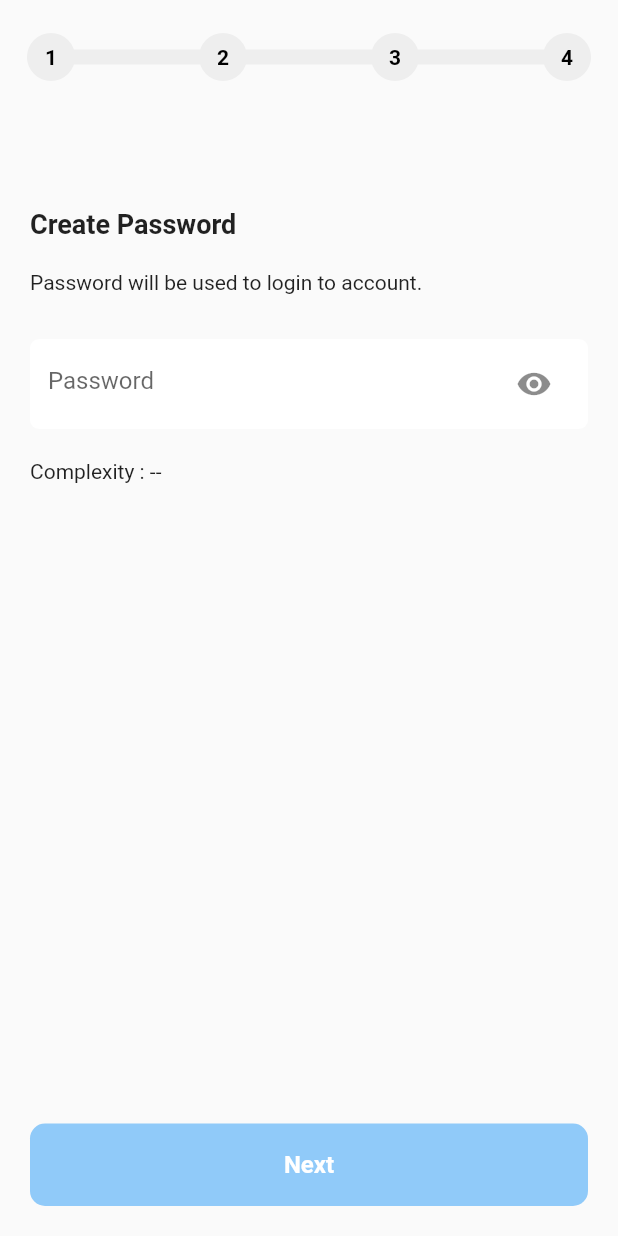
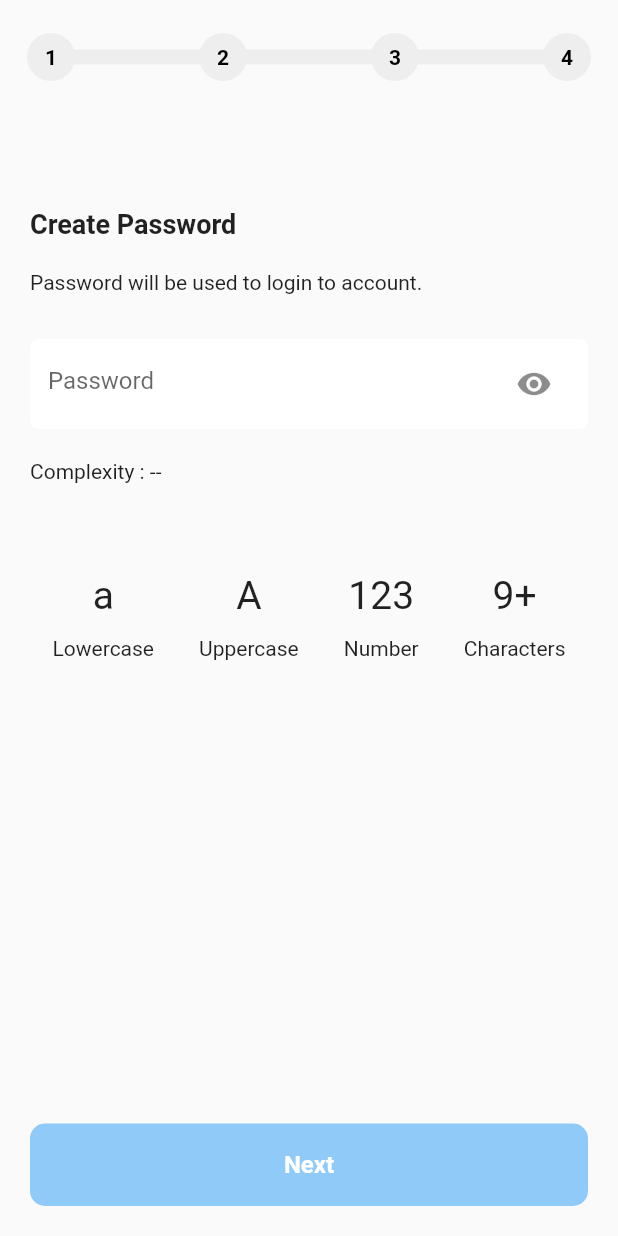
Before and after one commit to michaelrenops/gin_finans_app, a Flutter app: the screen it shows after launch, swiped to page 2, on a phone screen of 412 x 824 dp. Run offline on Flutter 3.47's test engine with Material 2 defaults, Android fonts, the phone set to English and light mode, and no system bars.

Commit message:
added password validity checker to create password view

```diff
--- a/lib/pages/sign_up/views/page_view/page_view_create_password.dart
+++ b/lib/pages/sign_up/views/page_view/page_view_create_password.dart
@@ -21,6 +21,8 @@ class PageViewCreatePassword extends StatelessWidget {
             ),
             SizedBox(height: 20.0),
             PasswordComplexityChecker(),
+            SizedBox(height: 60.0),
+            PasswordValidityChecker()
           ],
         )
       ),
```
